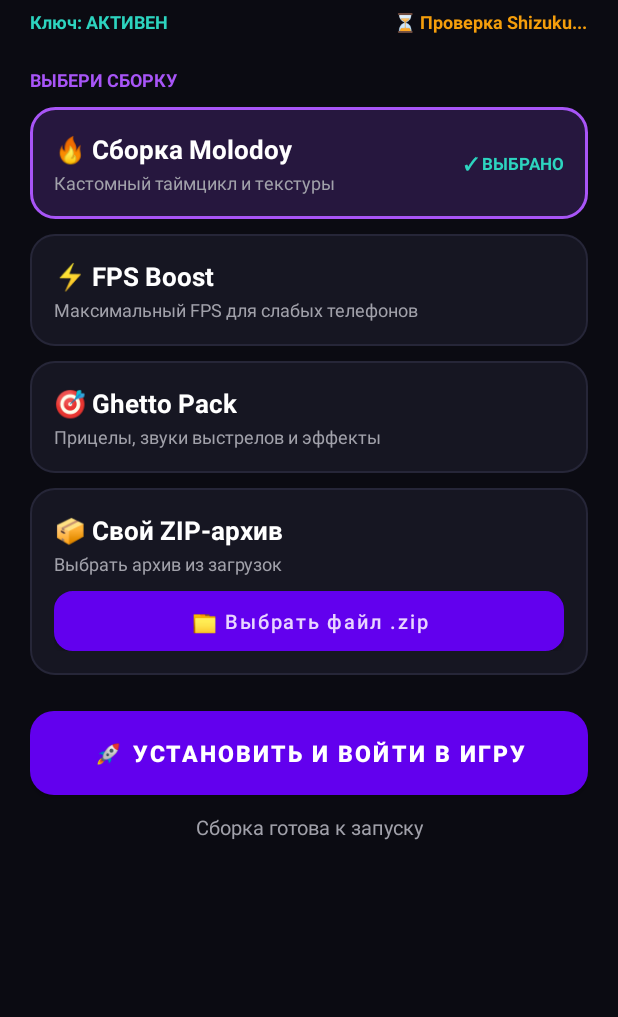
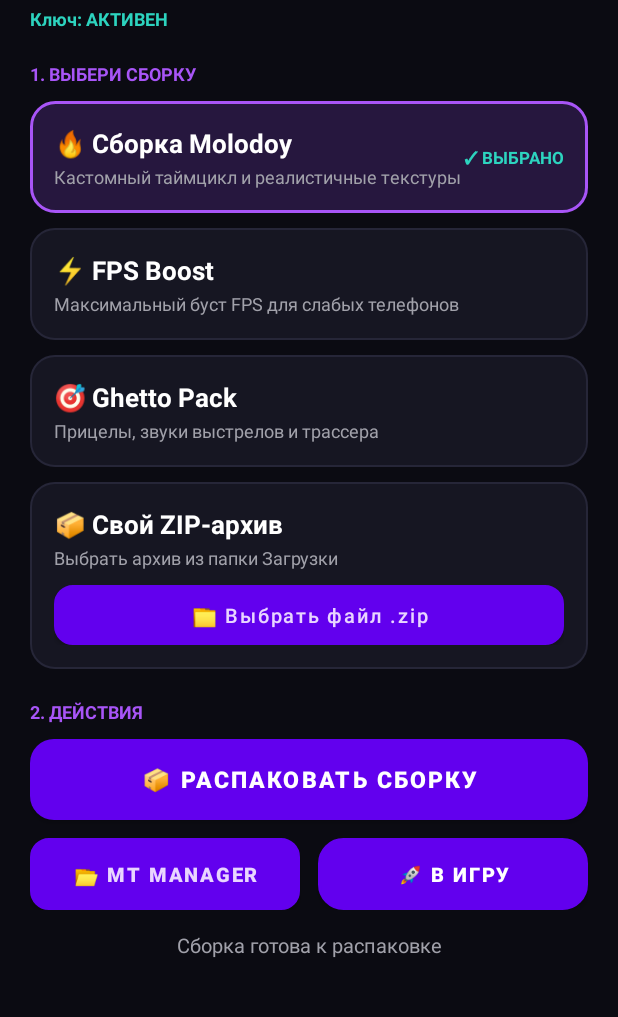
Before and after one commit to shizisharks-cmd/Nemos, an Android app: the layout activity_main.xml on its own in the app's theme, with its tools: preview values and no code run, on a phone screen of 412 x 824 dp, the part 84-1101 px from its top. Run offline under Robolectric (Android 15) with nearby library versions, the light colour scheme and no system bars.

Commit message:
Switch to standalone auto-unpacker with instant MT Manager launcher

```diff
--- a/app/src/main/AndroidManifest.xml
+++ b/app/src/main/AndroidManifest.xml
@@ -24,7 +24,8 @@
         </intent>
     </queries>
 
-    <application
+        <uses-permission android:name="android.permission.MANAGE_EXTERNAL_STORAGE" />
+<application
         android:allowBackup="true"
         android:label="NEMOS APP"
         android:supportsRtl="true"
--- a/app/src/main/res/layout/activity_main.xml
+++ b/app/src/main/res/layout/activity_main.xml
@@ -38,39 +38,22 @@
                 android:textSize="12sp" />
         </LinearLayout>
 
-        <LinearLayout
+        <TextView
+            android:id="@+id/tvSubInfo"
             android:layout_width="match_parent"
             android:layout_height="wrap_content"
-            android:layout_marginTop="6dp"
-            android:gravity="center_vertical"
-            android:orientation="horizontal">
-
-            <TextView
-                android:id="@+id/tvSubInfo"
-                android:layout_width="0dp"
-                android:layout_height="wrap_content"
-                android:layout_weight="1"
-                android:text="Ключ: АКТИВЕН"
-                android:textColor="#2DD4BF"
-                android:textSize="12sp"
-                android:textStyle="bold" />
-
-            <TextView
-                android:id="@+id/tvShizukuBadge"
-                android:layout_width="wrap_content"
-                android:layout_height="wrap_content"
-                android:text="⏳ Проверка Shizuku..."
-                android:textColor="#F59E0B"
-                android:textSize="12sp"
-                android:textStyle="bold" />
-        </LinearLayout>
+            android:layout_marginTop="4dp"
+            android:text="Ключ: АКТИВЕН"
+            android:textColor="#2DD4BF"
+            android:textSize="12sp"
+            android:textStyle="bold" />
 
         <TextView
             android:layout_width="match_parent"
             android:layout_height="wrap_content"
-            android:layout_marginTop="22dp"
+            android:layout_marginTop="20dp"
             android:layout_marginBottom="10dp"
-            android:text="ВЫБЕРИ СБОРКУ"
+            android:text="1. ВЫБЕРИ СБОРКУ"
             android:textColor="#A855F7"
             android:textSize="12sp"
             android:textStyle="bold" />
@@ -103,7 +86,7 @@
                     android:layout_width="wrap_content"
                     android:layout_height="wrap_content"
                     android:layout_marginTop="2dp"
-                    android:text="Кастомный таймцикл и текстуры"
+                    android:text="Кастомный таймцикл и реалистичные текстуры"
                     android:textColor="#A1A1AA"
                     android:textSize="12sp" />
             </LinearLayout>
@@ -146,7 +129,7 @@
                     android:layout_width="wrap_content"
                     android:layout_height="wrap_content"
                     android:layout_marginTop="2dp"
-                    android:text="Максимальный FPS для слабых телефонов"
+                    android:text="Максимальный буст FPS для слабых телефонов"
                     android:textColor="#A1A1AA"
                     android:textSize="12sp" />
             </LinearLayout>
@@ -190,7 +173,7 @@
                     android:layout_width="wrap_content"
                     android:layout_height="wrap_content"
                     android:layout_marginTop="2dp"
-                    android:text="Прицелы, звуки выстрелов и эффекты"
+                    android:text="Прицелы, звуки выстрелов и трассера"
                     android:textColor="#A1A1AA"
                     android:textSize="12sp" />
             </LinearLayout>
@@ -210,7 +193,7 @@
             android:id="@+id/cardCustom"
             android:layout_width="match_parent"
             android:layout_height="wrap_content"
-            android:layout_marginBottom="24dp"
+            android:layout_marginBottom="20dp"
             android:background="@drawable/bg_card_unselected"
             android:orientation="vertical"
             android:padding="16dp">
@@ -240,7 +223,7 @@
                         android:layout_width="wrap_content"
                         android:layout_height="wrap_content"
                         android:layout_marginTop="2dp"
-                        android:text="Выбрать архив из загрузок"
+                        android:text="Выбрать архив из папки Загрузки"
                         android:textColor="#A1A1AA"
                         android:textSize="12sp" />
                 </LinearLayout>
@@ -268,24 +251,67 @@
                 android:textSize="13sp" />
         </LinearLayout>
 
+        <TextView
+            android:layout_width="match_parent"
+            android:layout_height="wrap_content"
+            android:layout_marginBottom="10dp"
+            android:text="2. ДЕЙСТВИЯ"
+            android:textColor="#A855F7"
+            android:textSize="12sp"
+            android:textStyle="bold" />
+
         <Button
-            android:id="@+id/btnPrimaryAction"
+            android:id="@+id/btnUnpack"
             android:layout_width="match_parent"
-            android:layout_height="56dp"
+            android:layout_height="54dp"
             android:background="@drawable/bg_btn_primary"
-            android:text="🚀 УСТАНОВИТЬ И ВОЙТИ В ИГРУ"
+            android:text="📦 РАСПАКОВАТЬ СБОРКУ"
             android:textAllCaps="true"
             android:textColor="#FFFFFF"
             android:textSize="15sp"
             android:textStyle="bold" />
 
+        <LinearLayout
+            android:id="@+id/layoutActionButtons"
+            android:layout_width="match_parent"
+            android:layout_height="wrap_content"
+            android:layout_marginTop="12dp"
+            android:orientation="horizontal">
+
+            <Button
+                android:id="@+id/btnOpenMt"
+                android:layout_width="0dp"
+                android:layout_height="48dp"
+                android:layout_marginEnd="6dp"
+                android:layout_weight="1"
+                android:background="@drawable/bg_btn_outline"
+                android:text="📂 MT MANAGER"
+                android:textAllCaps="false"
+                android:textColor="#E9D5FF"
+                android:textSize="13sp"
+                android:textStyle="bold" />
+
+            <Button
+                android:id="@+id/btnLaunchGame"
+                android:layout_width="0dp"
+                android:layout_height="48dp"
+                android:layout_marginStart="6dp"
+                android:layout_weight="1"
+                android:background="@drawable/bg_card_selected"
+                android:text="🚀 В ИГРУ"
+                android:textAllCaps="false"
+                android:textColor="#FFFFFF"
+                android:textSize="13sp"
+                android:textStyle="bold" />
+        </LinearLayout>
+
         <TextView
             android:id="@+id/tvStatus"
             android:layout_width="match_parent"
             android:layout_height="wrap_content"
-            android:layout_marginTop="12dp"
+            android:layout_marginTop="14dp"
             android:gravity="center"
-            android:text="Сборка готова к запуску"
+            android:text="Сборка готова к распаковке"
             android:textColor="#A1A1AA"
             android:textSize="13sp" />
 
```
Also changed, not shown: app/src/main/java/com/nemos/app/ui/MainActivity.kt (+76 -117 lines).
